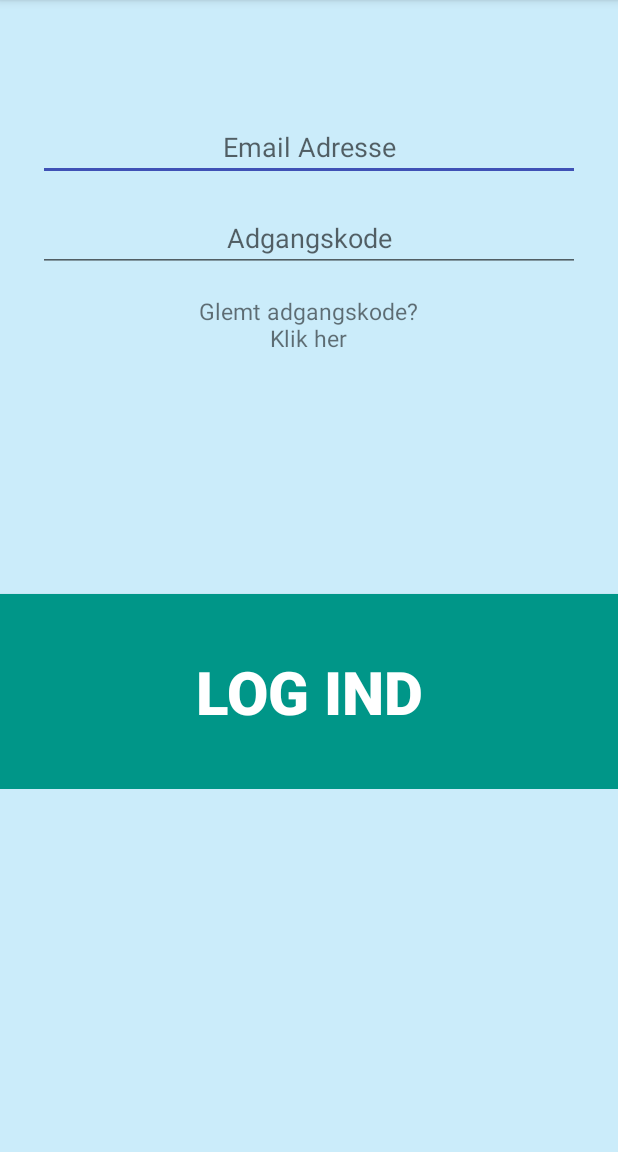
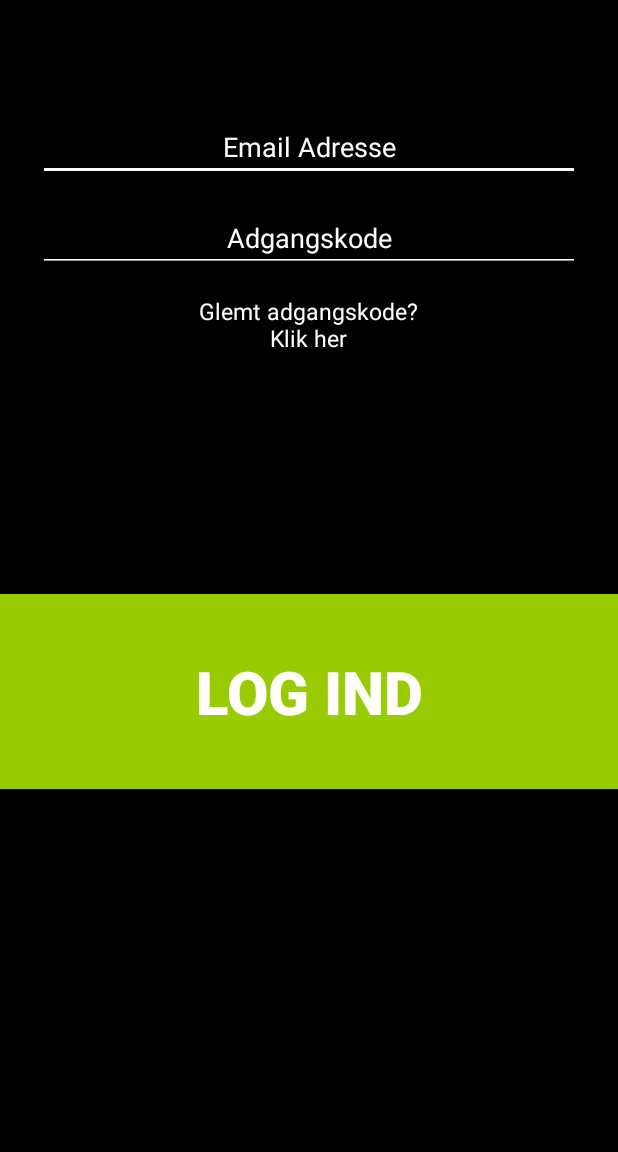
Before and after one commit to jibauch94/BirdWatcher, an Android app: the LoginActivity screen opened directly, with no data from a screen before it, on a phone screen of 412 x 824 dp, the part 84-1236 px from its top. Run offline under Robolectric (Android 15) with nearby library versions, the phone set to English and light mode, and no system bars; our stand-ins replace Firebase (no records; nobody signed in at launch, a user with empty details on screens opened directly).

Commit message:
Some styling changed

```diff
--- a/app/src/main/AndroidManifest.xml
+++ b/app/src/main/AndroidManifest.xml
@@ -19,7 +19,8 @@
         <activity
             android:name=".LoginActivity"
             android:label="BirdWatcher" />
-        <activity android:name=".CreateUserActivity" />
+        <activity android:name=".CreateUserActivity"
+            android:label="Create new user"/>
         <activity android:name=".MyPageActivity"></activity>
     </application>
 
--- a/app/src/main/res/layout/activity_login.xml
+++ b/app/src/main/res/layout/activity_login.xml
@@ -4,8 +4,12 @@
     xmlns:tools="http://schemas.android.com/tools"
     android:layout_width="match_parent"
     android:layout_height="match_parent"
-    android:background="#cbecfa"
+    android:background="#000000"
     tools:context="com.example.jibba.birdwatcher.LoginActivity">
+
+<ScrollView
+    android:layout_width="match_parent"
+    android:layout_height="match_parent">
 
     <LinearLayout
         android:id="@+id/layout_mail_pass"
@@ -20,10 +24,12 @@
             android:layout_marginLeft="25dp"
             android:layout_marginRight="25dp"
             android:hint="Email Adresse"
+            android:textColorHint="@android:color/white"
             android:inputType="textEmailAddress"
             android:singleLine="true"
-            android:textColor="@android:color/black"
-            android:backgroundTint="@color/colorPrimary"
+            android:textColor="@android:color/white"
+            android:backgroundTint="@android:color/white"
+            android:textColorHighlight="@android:color/white"
             android:textAlignment="center"
             android:layout_width="match_parent"
             android:layout_height="wrap_content" />
@@ -34,11 +40,12 @@
             android:layout_marginLeft="25dp"
             android:layout_marginRight="25dp"
             android:hint="Adgangskode"
+            android:textColorHint="@android:color/white"
             android:inputType="textPassword"
             android:singleLine="true"
-            android:textColor="@android:color/black"
-            android:textColorHighlight="@color/colorPrimary"
-
+            android:textColor="@android:color/white"
+            android:textColorHighlight="@android:color/white"
+            android:backgroundTint="@android:color/white"
             android:textAlignment="center"
             android:layout_width="match_parent"
             android:layout_height="wrap_content" />
@@ -47,29 +54,30 @@
             android:id="@+id/forgotPassText"
             android:text="Glemt adgangskode?\nKlik her"
             android:textSize="15dip"
+            android:textColor="@android:color/white"
             android:textAlignment="center"
-
             android:layout_gravity="center"
             android:layout_marginTop="15dp"
             android:layout_width="wrap_content"
             android:layout_height="match_parent"
-
             android:clickable="true"/>
 
 
         <Button
             android:id="@+id/loginBtn2"
             android:layout_marginTop="160dp"
-            android:layout_marginBottom="0dp"
-            android:background="#009688"
+            android:layout_marginBottom="50dp"
+            android:background="@android:color/holo_green_light"
             android:textStyle="bold"
             android:text="Log ind"
             android:textSize="40dp"
             android:textColor="@android:color/white"
             android:layout_width="match_parent"
-            android:layout_height="130dp"/>
+            android:layout_height="130dp" />
 
 
     </LinearLayout>
 
+</ScrollView>
+
 </RelativeLayout>
```
